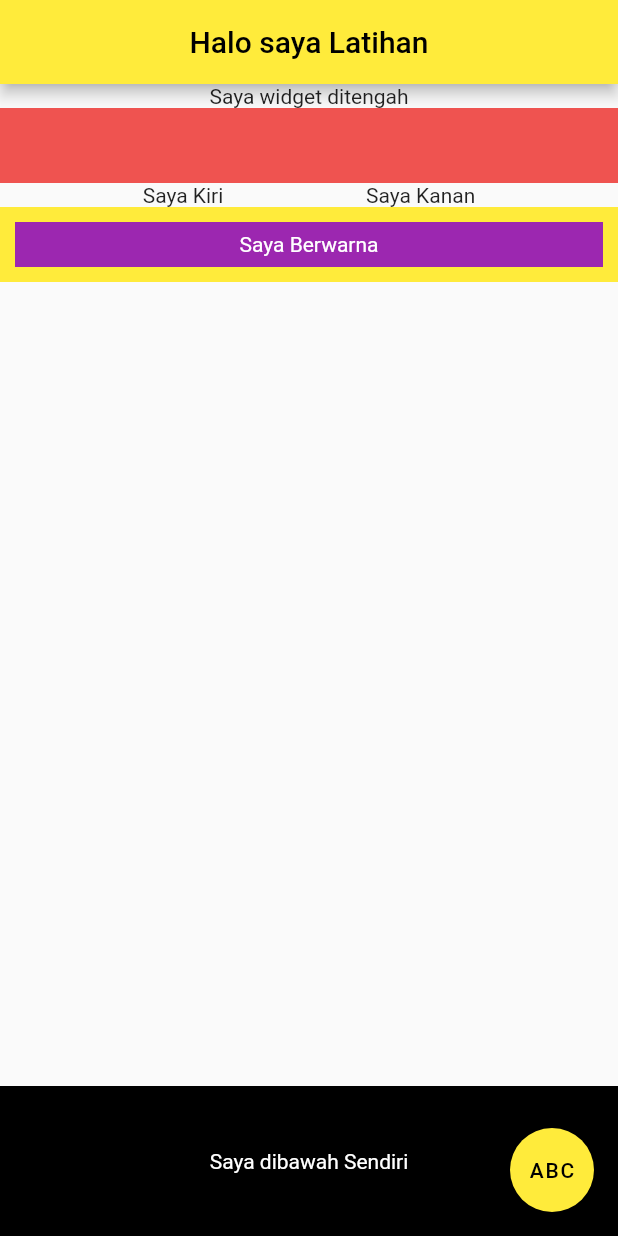
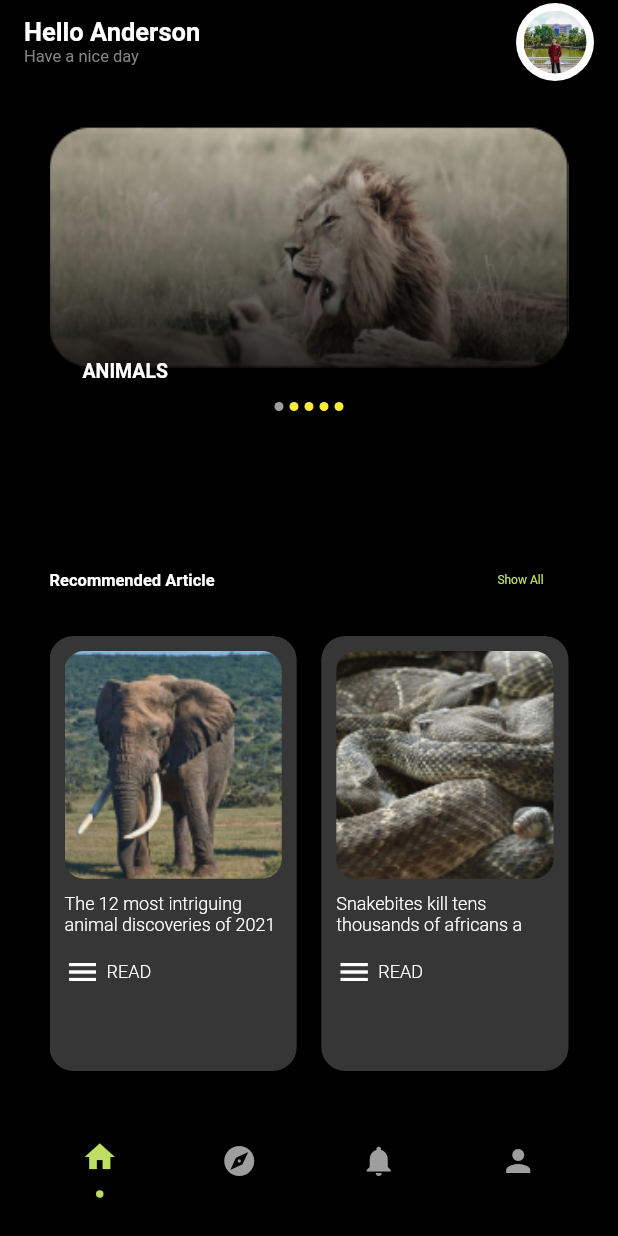
Before and after one commit to rifkirizkia/LatihanFlutterSekolahBeta, a Flutter app: the screen it shows after launch, on a phone screen of 412 x 824 dp. Run offline on Flutter 3.47's test engine with Material 2 defaults, Android fonts, the phone set to English and light mode, and no system bars; drawn by our look-alikes of flutter_image_slideshow.

Commit message:
latihan 3

```diff
--- /dev/null
+++ b/lib/constant/r.dart
@@ -0,0 +1,5 @@
+import 'r/img.dart';
+
+class R {
+  static Assets assets = Assets();
+}
--- /dev/null
+++ b/lib/constant/r/img.dart
@@ -0,0 +1,7 @@
+class Assets {
+  String fp = "assets/ff.jpeg";
+  String g1 = "assets/g1.png";
+  String g2 = "assets/g2.png";
+  String g3 = "assets/g3.png";
+  String g4 = "assets/g4.png";
+}
--- /dev/null
+++ b/lib/latihan2.dart
@@ -0,0 +1,23 @@
+import 'package:flutter/material.dart';
+import 'package:flutter/src/foundation/key.dart';
+import 'package:flutter/src/widgets/framework.dart';
+
+class Latihan2 extends StatefulWidget {
+  const Latihan2({Key key}) : super(key: key);
+
+  @override
+  State<Latihan2> createState() => _Latihan2State();
+}
+
+class _Latihan2State extends State<Latihan2> {
+  @override
+  Widget build(BuildContext context) {
+    return Scaffold(
+      body: Stack(
+        children: [
+
+        ],
+      ),
+    );
+  }
+}
--- /dev/null
+++ b/lib/latihan3/explore.dart
@@ -0,0 +1,16 @@
+import 'package:flutter/material.dart';
+import 'package:flutter/src/foundation/key.dart';
+import 'package:flutter/src/widgets/framework.dart';
+
+class ExplorePage extends StatelessWidget {
+  const ExplorePage({Key key}) : super(key: key);
+
+  @override
+  Widget build(BuildContext context) {
+    return Scaffold(
+      body: Center(
+        child: Text('ini halaman Explore')
+      ),
+    );
+  }
+}
--- /dev/null
+++ b/lib/latihan3/latihan3.dart
@@ -0,0 +1,368 @@
+import 'package:flutter/material.dart';
+import 'package:flutter_image_slideshow/flutter_image_slideshow.dart';
+
+import '../constant/r.dart';
+
+class Latihan3 extends StatelessWidget {
+  @override
+  Widget build(BuildContext context) {
+    return Scaffold(
+        backgroundColor: Colors.black,
+        appBar: AppBar(
+          backgroundColor: Colors.transparent,
+          title: Row(
+            mainAxisAlignment: MainAxisAlignment.spaceBetween,
+            children: [
+              Column(
+                crossAxisAlignment: CrossAxisAlignment.start,
+                children: [
+                  Text(
+                    'Hello Anderson',
+                    style: TextStyle(
+                        color: Colors.white,
+                        fontSize: 17,
+                        fontWeight: FontWeight.w600),
+                  ),
+                  Text(
+                    'Have a nice day',
+                    style: TextStyle(
+                        color: Color(0xFF858585),
+                        fontSize: 11,
+                        fontWeight: FontWeight.w400),
+                  )
+                ],
+              ),
+              Stack(
+                alignment: Alignment.center,
+                children: [
+                  Container(
+                    width: 52,
+                    height: 52,
+                    decoration: BoxDecoration(
+                      color: Colors.white,
+                      borderRadius: BorderRadius.circular(100),
+                    ),
+                  ),
+                  Center(
+                    child: ClipRRect(
+                      borderRadius: BorderRadius.circular(100),
+                      child: Container(
+                          width: 42,
+                          height: 42,
+                          child: Image.asset(
+                            R.assets.fp,
+                            fit: BoxFit.cover,
+                          )),
+                    ),
+                  ),
+                ],
+              )
+            ],
+          ),
+        ),
+        body: SafeArea(
+          child: Padding(
+            padding: const EdgeInsets.only(left: 33, right: 33, top: 28),
+            child: SingleChildScrollView(
+              child: Column(children: [
+                Center(
+                    child: ImageSlideshow(
+                  width: double.infinity,
+                  height: 200,
+                  initialPage: 0,
+                  indicatorColor: Colors.grey,
+                  indicatorBackgroundColor: Colors.yellow,
+                  children: [
+                    _imageSlider(),
+                    _imageSlider(),
+                    _imageSlider(),
+                    _imageSlider(),
+                    _imageSlider(),
+                  ],
+                  onPageChanged: (value) {},
+                  autoPlayInterval: 3000,
+                  isLoop: true,
+                )),
+                SizedBox(
+                  height: 79,
+                ),
+                Row(
+                    mainAxisAlignment: MainAxisAlignment.spaceBetween,
+                    children: [
+                      Text(
+                        'Recommended Article',
+                        style: TextStyle(
+                            color: Colors.white,
+                            fontSize: 11,
+                            fontWeight: FontWeight.w700),
+                      ),
+                      TextButton(
+                        onPressed: () {},
+                        child: Text('Show All',
+                            style: TextStyle(
+                                color: Color(0xFFBEDE61),
+                                fontSize: 8,
+                                fontWeight: FontWeight.w400)),
+                      )
+                    ]),
+                SizedBox(
+                  height: 13,
+                ),
+                Row(
+                  mainAxisAlignment: MainAxisAlignment.spaceBetween,
+                  children: [_article(), _article1()],
+                ),
+                SizedBox(
+                  height: 13,
+                ),
+                Row(
+                    mainAxisAlignment: MainAxisAlignment.spaceBetween,
+                    children: [
+                      Text(
+                        'Recommended Article',
+                        style: TextStyle(
+                            color: Colors.white,
+                            fontSize: 11,
+                            fontWeight: FontWeight.w700),
+                      ),
+                      TextButton(
+                        onPressed: () {},
+                        child: Text('Show All',
+                            style: TextStyle(
+                                color: Color(0xFFBEDE61),
+                                fontSize: 8,
+                                fontWeight: FontWeight.w400)),
+                      )
+                    ]),
+                SizedBox(
+                  height: 13,
+                ),
+                Container(
+                  width: MediaQuery.of(context).size.width,
+                  height: 120,
+                  decoration: BoxDecoration(
+                      color: Color(0xFF363636),
+                      borderRadius: BorderRadius.circular(16)),
+                  child: Row(children: [
+                    Image.asset(R.assets.g4,
+                        height: 120, fit: BoxFit.fitHeight),
+                    SizedBox(
+                      width: 17,
+                    ),
+                    Padding(
+                      padding: const EdgeInsets.only(top: 10.0),
+                      child: Column(
+                        crossAxisAlignment: CrossAxisAlignment.start,
+                        children: [
+                          SizedBox(
+                            width: 240,
+                            child: Text(
+                              'More animal species are getting COVID-19 for the first time',
+                              maxLines: 3,
+                              style: TextStyle(
+                                  color: Colors.white,
+                                  fontSize: 12,
+                                  fontWeight: FontWeight.w400),
+                            ),
+                          ),
+                          SizedBox(
+                            height: 30,
+                          ),
+                          Row(
+                            children: [
+                              Icon(Icons.menu, color: Colors.white),
+                              SizedBox(
+                                width: 4,
+                              ),
+                              Text(
+                                'READ',
+                                style: TextStyle(
+                                    color: Colors.white,
+                                    fontSize: 12,
+                                    fontWeight: FontWeight.w300),
+                              ),
+                            ],
+                          )
+                        ],
+                      ),
+                    )
+                  ]),
+                )
+              ]),
+            ),
+          ),
+        ));
+  }
+}
+
+class _article extends StatelessWidget {
+  const _article({
+    Key key,
+  }) : super(key: key);
+
+  @override
+  Widget build(BuildContext context) {
+    return Container(
+      width: MediaQuery.of(context).size.width * 0.4,
+      height: 290,
+      decoration: BoxDecoration(
+          color: Color(0xFF363636), borderRadius: BorderRadius.circular(16)),
+      child: Padding(
+        padding: const EdgeInsets.all(10.0),
+        child: Column(
+          children: [
+            Padding(
+              padding: const EdgeInsets.only(bottom: 10.0),
+              child: Container(
+                decoration:
+                    BoxDecoration(borderRadius: BorderRadius.circular(20)),
+                child: ClipRRect(
+                  borderRadius: BorderRadius.circular(13),
+                  child: Image.asset(
+                    R.assets.g2,
+                    width: double.infinity,
+                    fit: BoxFit.fitWidth,
+                  ),
+                ),
+              ),
+            ),
+            SizedBox(
+                width: double.infinity,
+                child: Text(
+                  'The 12 most intriguing animal discoveries of 2021',
+                  maxLines: 2,
+                  style: TextStyle(
+                      color: Colors.white,
+                      fontSize: 12,
+                      fontWeight: FontWeight.w300),
+                )),
+            SizedBox(
+              height: 12,
+            ),
+            Row(
+              children: [
+                Icon(Icons.menu, color: Colors.white),
+                SizedBox(
+                  width: 4,
+                ),
+                Text(
+                  'READ',
+                  style: TextStyle(
+                      color: Colors.white,
+                      fontSize: 12,
+                      fontWeight: FontWeight.w300),
+                ),
+              ],
+            )
+          ],
+        ),
+      ),
+    );
+  }
+}
+
+class _article1 extends StatelessWidget {
+  const _article1({
+    Key key,
+  }) : super(key: key);
+
+  @override
+  Widget build(BuildContext context) {
+    return Container(
+      width: MediaQuery.of(context).size.width * 0.4,
+      height: 290,
+      decoration: BoxDecoration(
+          color: Color(0xFF363636), borderRadius: BorderRadius.circular(16)),
+      child: Padding(
+        padding: const EdgeInsets.all(10.0),
+        child: Column(
+          children: [
+            Padding(
+              padding: const EdgeInsets.only(bottom: 10.0),
+              child: Container(
+                decoration:
+                    BoxDecoration(borderRadius: BorderRadius.circular(20)),
+                child: ClipRRect(
+                  borderRadius: BorderRadius.circular(13),
+                  child: Image.asset(
+                    R.assets.g3,
+                    width: double.infinity,
+                    fit: BoxFit.fitWidth,
+                  ),
+                ),
+              ),
+            ),
+            SizedBox(
+                width: double.infinity,
+                child: Text(
+                  'Snakebites kill tens thousands of africans a year',
+                  maxLines: 2,
+                  style: TextStyle(
+                      color: Colors.white,
+                      fontSize: 12,
+                      fontWeight: FontWeight.w300),
+                )),
+            SizedBox(
+              height: 12,
+            ),
+            Row(
+              children: [
+                Icon(Icons.menu, color: Colors.white),
+                SizedBox(
+                  width: 4,
+                ),
+                Text(
+                  'READ',
+                  style: TextStyle(
+                      color: Colors.white,
+                      fontSize: 12,
+                      fontWeight: FontWeight.w300),
+                ),
+              ],
+            )
+          ],
+        ),
+      ),
+    );
+  }
+}
+
+class _imageSlider extends StatelessWidget {
+  const _imageSlider({
+    Key key,
+  }) : super(key: key);
+
+  @override
+  Widget build(BuildContext context) {
+    return SizedBox(
+      width: double.infinity,
+      height: 200,
+      child: Stack(
+        children: [
+          Image.asset(
+            R.assets.g1,
+            width: double.infinity,
+            fit: BoxFit.fitWidth,
+          ),
+          Container(
+            height: 200,
+            width: double.infinity,
+            decoration: BoxDecoration(
+                gradient: LinearGradient(
+                    begin: Alignment.topCenter,
+                    end: Alignment.bottomCenter,
+                    colors: [Colors.transparent, Colors.black])),
+          ),
+          Positioned(
+              left: 22,
+              bottom: 29,
+              child: Text('ANIMALS',
+                  style: TextStyle(
+                      color: Colors.white,
+                      fontSize: 13,
+                      fontWeight: FontWeight.w700)))
+        ],
+      ),
+    );
+  }
+}
--- /dev/null
+++ b/lib/latihan3/main_page.dart
@@ -0,0 +1,239 @@
+import 'package:flutter/material.dart';
+import 'package:flutter/src/foundation/key.dart';
+import 'package:flutter/src/widgets/framework.dart';
+import 'package:pertemuan1/latihan3/explore.dart';
+import 'package:pertemuan1/latihan3/notificartion.dart';
+import 'package:pertemuan1/latihan3/profile.dart';
+
+import '../constant/r.dart';
+import 'latihan3.dart';
+
+class MainPage extends StatefulWidget {
+  const MainPage({Key key}) : super(key: key);
+
+  @override
+  State<MainPage> createState() => _MainPageState();
+}
+
+class _MainPageState extends State<MainPage> {
+  int index = 0;
+  final _pc = PageController();
+
+  @override
+  Widget build(BuildContext context) {
+    return Scaffold(
+        bottomNavigationBar: _buildBottomNavigation(),
+        backgroundColor: Colors.transparent,
+        extendBody: true,
+        body: PageView(
+          controller: _pc,
+          physics: const NeverScrollableScrollPhysics(),
+          children: [
+            Latihan3(),
+            ExplorePage(),
+            NotificationPage(),
+            ProfilePage()
+          ],
+        ));
+  }
+
+  Padding _buildBottomNavigation() {
+    return Padding(
+      padding: const EdgeInsets.fromLTRB(20, 0, 20, 20),
+      child: Container(
+        decoration: BoxDecoration(
+          color: Colors.transparent,
+          boxShadow: [
+            BoxShadow(
+              blurRadius: 8,
+              color: Colors.black.withOpacity(0.20),
+              offset: Offset(
+                0,
+                4,
+              ),
+            )
+          ],
+        ),
+        child: ClipRRect(
+          borderRadius: BorderRadius.circular(10),
+          child: BottomAppBar(
+            color: Colors.transparent,
+            child: SizedBox(
+              height: 60,
+              child: Row(
+                mainAxisSize: MainAxisSize.max,
+                mainAxisAlignment: MainAxisAlignment.spaceBetween,
+                children: <Widget>[
+                  Expanded(
+                    flex: 2,
+                    child: Material(
+                      color: Colors.transparent,
+                      child: InkWell(
+                        onTap: () {
+                          index = 0;
+                          setState(() {});
+                          _pc.animateToPage(
+                            0,
+                            curve: Curves.easeInOut,
+                            duration: const Duration(milliseconds: 10),
+                          );
+                        },
+                        child: Column(
+                          mainAxisAlignment: MainAxisAlignment.center,
+                          children: [
+                            AnimatedContainer(
+                                padding: EdgeInsets.all(index == 0 ? 10 : 0),
+                                duration: Duration(milliseconds: 300),
+                                curve: Curves.easeInOut,
+                                child: Icon(Icons.home,
+                                    color: index == 0
+                                        ? Color(0xffBEDE61)
+                                        : Colors.grey)),
+                            index == 0
+                                ? Container(
+                                    width: 5,
+                                    height: 5,
+                                    decoration: BoxDecoration(
+                                        color: Color(0xffBEDE61),
+                                        borderRadius:
+                                            BorderRadius.circular(100)),
+                                  )
+                                : Container()
+                          ],
+                        ),
+                      ),
+                    ),
+                  ),
+                  Expanded(
+                    flex: 2,
+                    child: Material(
+                      color: Colors.transparent,
+                      child: InkWell(
+                        onTap: () {
+                          index = 1;
+                          setState(() {});
+                          _pc.animateToPage(
+                            1,
+                            curve: Curves.easeInOut,
+                            duration: const Duration(microseconds: 1),
+                          );
+                          setState(() {});
+                        },
+                        child: Column(
+                          mainAxisAlignment: MainAxisAlignment.center,
+                          children: [
+                            AnimatedContainer(
+                                padding: EdgeInsets.all(index == 1 ? 10 : 0),
+                                duration: Duration(milliseconds: 300),
+                                curve: Curves.easeInOut,
+                                child: Icon(Icons.explore,
+                                    color: index == 1
+                                        ? Color(0xffBEDE61)
+                                        : Colors.grey)),
+                            index == 1
+                                ? Container(
+                                    width: 5,
+                                    height: 5,
+                                    decoration: BoxDecoration(
+                                        color: Color(0xffBEDE61),
+                                        borderRadius:
+                                            BorderRadius.circular(100)),
+                                  )
+                                : Container()
+                          ],
+                        ),
+                      ),
+                    ),
+                  ),
+                  Expanded(
+                    flex: 2,
+                    child: Material(
+                      color: Colors.transparent,
+                      child: InkWell(
+                        onTap: () {
+                          index = 2;
+                          setState(() {});
+                          _pc.animateToPage(
+                            2,
+                            curve: Curves.easeInOut,
+                            duration: const Duration(microseconds: 1),
+                          );
+                          setState(() {});
+                        },
+                        child: Column(
+                          mainAxisAlignment: MainAxisAlignment.center,
+                          children: [
+                            AnimatedContainer(
+                                padding: EdgeInsets.all(index == 2 ? 10 : 0),
+                                duration: Duration(milliseconds: 300),
+                                curve: Curves.easeInOut,
+                                child: Icon(Icons.notifications,
+                                    color: index == 2
+                                        ? Color(0xffBEDE61)
+                                        : Colors.grey)),
+                            index == 2
+                                ? Container(
+                                    width: 5,
+                                    height: 5,
+                                    decoration: BoxDecoration(
+                                        color: Color(0xffBEDE61),
+                                        borderRadius:
+                                            BorderRadius.circular(100)),
+                                  )
+                                : Container()
+                          ],
+                        ),
+                      ),
+                    ),
+                  ),
+                  Expanded(
+                    flex: 2,
+                    child: Material(
+                      color: Colors.transparent,
+                      child: InkWell(
+                        onTap: () {
+                          index = 3;
+                          setState(() {});
+                          _pc.animateToPage(
+                            3,
+                            curve: Curves.easeInOut,
+                            duration: const Duration(microseconds: 1),
+                          );
+                          setState(() {});
+                        },
+                        child: Column(
+                          mainAxisAlignment: MainAxisAlignment.center,
+                          children: [
+                            AnimatedContainer(
+                                padding: EdgeInsets.all(index == 3 ? 10 : 0),
+                                duration: Duration(milliseconds: 300),
+                                curve: Curves.easeInOut,
+                                child: Icon(Icons.person,
+                                    color: index == 3
+                                        ? Color(0xffBEDE61)
+                                        : Colors.grey)),
+                            index == 3
+                                ? Container(
+                                    width: 5,
+                                    height: 5,
+                                    decoration: BoxDecoration(
+                                        color: Color(0xffBEDE61),
+                                        borderRadius:
+                                            BorderRadius.circular(100)),
+                                  )
+                                : Container()
+                          ],
+                        ),
+                      ),
+                    ),
+                  ),
+                ],
+              ),
+            ),
+            // shape: CircularNotchedRectangle(),
+          ),
+        ),
+      ),
+    );
+  }
+}
--- /dev/null
+++ b/lib/latihan3/notificartion.dart
@@ -0,0 +1,14 @@
+import 'package:flutter/material.dart';
+import 'package:flutter/src/foundation/key.dart';
+import 'package:flutter/src/widgets/framework.dart';
+
+class NotificationPage extends StatelessWidget {
+  const NotificationPage({Key key}) : super(key: key);
+
+  @override
+  Widget build(BuildContext context) {
+    return Scaffold(
+      body: Center(child: Text('ini halaman Notification')),
+    );
+  }
+}
--- /dev/null
+++ b/lib/latihan3/profile.dart
@@ -0,0 +1,14 @@
+import 'package:flutter/material.dart';
+import 'package:flutter/src/foundation/key.dart';
+import 'package:flutter/src/widgets/framework.dart';
+
+class ProfilePage extends StatelessWidget {
+  const ProfilePage({Key key}) : super(key: key);
+
+  @override
+  Widget build(BuildContext context) {
+    return Scaffold(
+      body: Center(child: Text('ini halaman Profile')),
+    );
+  }
+}
--- a/lib/main.dart
+++ b/lib/main.dart
@@ -1,5 +1,9 @@
 import 'package:flutter/material.dart';
 import 'package:pertemuan1/latihan1.dart';
+import 'package:pertemuan1/latihan3/latihan3.dart';
+import 'package:pertemuan1/latihan3/main_page.dart';
+
+import 'latihan2.dart';
 
 void main() {
   runApp(MyApp());
@@ -10,6 +14,7 @@ class MyApp extends StatelessWidget {
   @override
   Widget build(BuildContext context) {
     return MaterialApp(
+      debugShowCheckedModeBanner: false,
       title: 'Flutter Demo',
       theme: ThemeData(
         // This is the theme of your application.
@@ -27,7 +32,7 @@ class MyApp extends StatelessWidget {
         // closer together (more dense) than on mobile platforms.
         visualDensity: VisualDensity.adaptivePlatformDensity,
       ),
-      home: Latihan1(),
+      home: MainPage(),
     );
   }
 }
--- a/pubspec.yaml
+++ b/pubspec.yaml
@@ -28,6 +28,7 @@ dependencies:
   # The following adds the Cupertino Icons font to your application.
   # Use with the CupertinoIcons class for iOS style icons.
   cupertino_icons: ^1.0.0
+  flutter_image_slideshow: ^0.1.4
 
 dev_dependencies:
   flutter_test:
@@ -45,8 +46,8 @@ flutter:
   uses-material-design: true
 
   # To add assets to your application, add an assets section, like this:
-  # assets:
-  #   - images/a_dot_burr.jpeg
+  assets:
+    - assets/
   #   - images/a_dot_ham.jpeg
 
   # An image asset can refer to one or more resolution-specific "variants", see
```
Also changed, not shown: assets/ff.jpeg (added), assets/fp.png (added), assets/g1.png (added), assets/g2.png (added), assets/g3.png (added), assets/g4.png (added), assets/wp.jpg (added), pubspec.lock.
